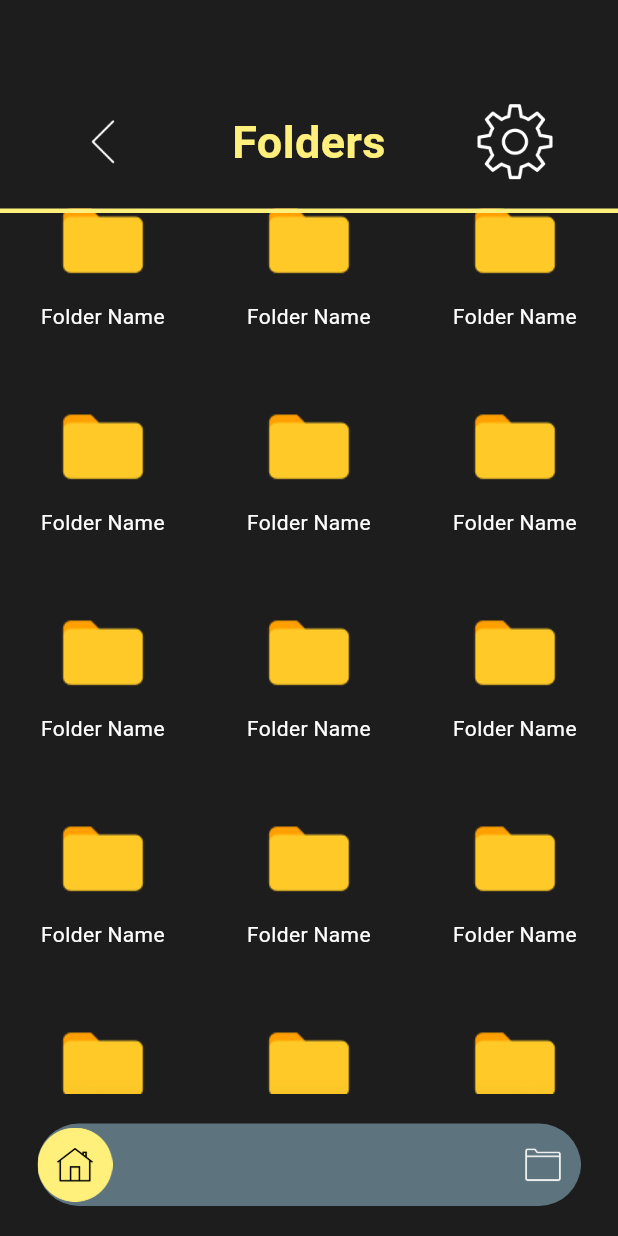
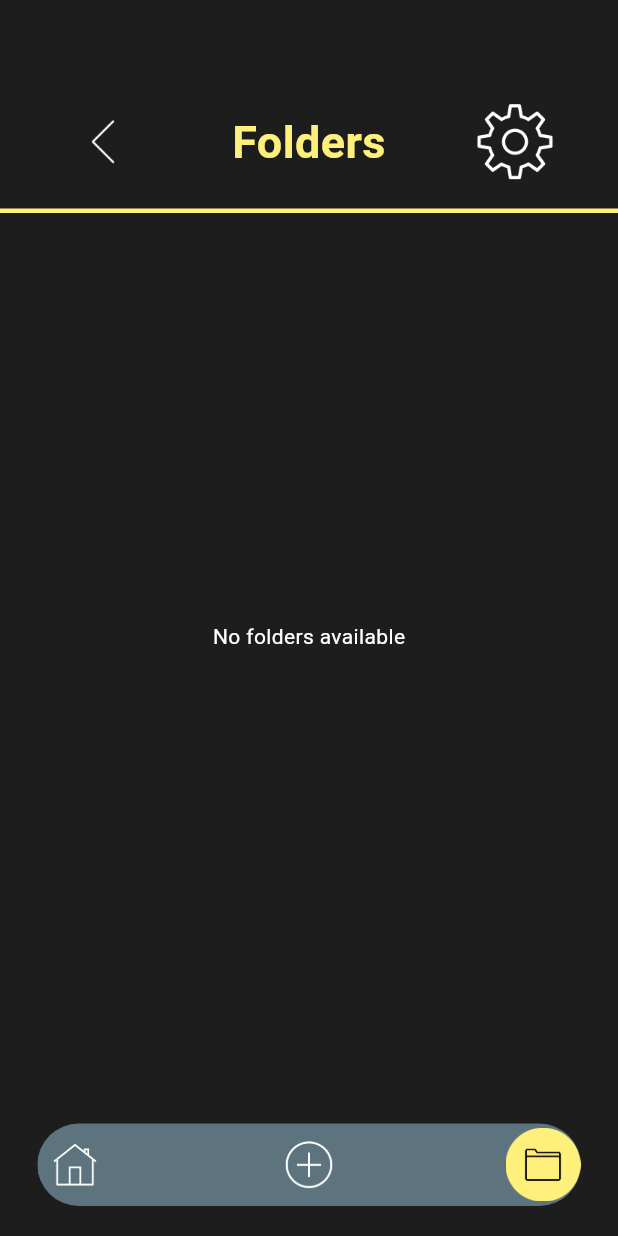
Before and after one commit to joelwillSeek/aspireme_flutter, a Flutter app: the screen it shows after launch, swiped to page 2, on a phone screen of 412 x 824 dp. Run offline on Flutter 3.47's test engine with Material 3 defaults, Android fonts, the phone set to English and light mode, and no system bars; our stand-ins replace sqflite; missing offline and left inert: pulsator; accounts and stored records are empty.

Commit message:
finished bing able to create folder

```diff
--- /dev/null
+++ b/lib/BackEnd/Models/Folder.dart
@@ -0,0 +1,11 @@
+class Folder {
+  int? id;
+  String name;
+
+  Folder({required this.name, this.id});
+
+  factory Folder.FromJsonToFolder(Map<String, dynamic> json) =>
+      Folder(name: json["name"], id: json["id"]);
+
+  Map<String, dynamic> FromFolderToJson() => {'id': this.id, "name": this.name};
+}
--- /dev/null
+++ b/lib/BackEnd/SqlDatabase.dart
@@ -0,0 +1,81 @@
+import 'package:aspireme_flutter/BackEnd/Models/Folder.dart';
+import 'package:aspireme_flutter/BackEnd/Models/Note.dart';
+import 'package:sqflite/sqflite.dart';
+import 'package:path/path.dart';
+
+class Sqldatabase {
+  static String databaseName = "AspireMe.db";
+  static int version = 1;
+  static String noteTableName = "Notes";
+  static String folderTableName = "folders";
+
+  static Future<Database> getDatabase() async {
+    return openDatabase(join(await getDatabasesPath(), databaseName),
+        version: version, onCreate: (innerDatabase, version) {
+      innerDatabase.execute(
+          "create table $folderTableName(id integer primary key autoincrement,name text)");
+      innerDatabase.execute(
+          "create table $noteTableName(id integer primary key autoincrement,title text,description text,dateTime text,folderId integer)");
+    });
+  }
+
+  static Future<int> createAFolder(Folder folder) async {
+    final database = await getDatabase();
+
+    final folderCreated =
+        await database.insert(folderTableName, folder.FromFolderToJson());
+
+    return folderCreated;
+  }
+
+  static Future<List<Folder>> getAllFolders() async {
+    final database = await getDatabase();
+
+    final list_Of_Folders_In_Map_Format =
+        await database.rawQuery("select * from $folderTableName");
+
+    return List.generate(
+        list_Of_Folders_In_Map_Format.length,
+        (index) =>
+            Folder.FromJsonToFolder(list_Of_Folders_In_Map_Format[index]));
+  }
+
+  // Future<int> insertAQuestionWithNotes(Note question) async {
+  //   final database = await getDatabase();
+
+  //   return await database.insert(
+  //       questionWithNotesTableName, question.FromQuestionWithNotesToJson(),
+  //       conflictAlgorithm: ConflictAlgorithm.replace);
+  // }
+
+  // Future<int> updateAQuestionWithNotes(Note question) async {
+  //   final database = await getDatabase();
+
+  //   return await database.update(
+  //       questionWithNotesTableName, question.FromQuestionWithNotesToJson(),
+  //       where: "id = ?",
+  //       whereArgs: [question.id],
+  //       conflictAlgorithm: ConflictAlgorithm.replace);
+  // }
+
+  // Future<int> deleteAQuestionWithNotes(Note question) async {
+  //   final database = await getDatabase();
+
+  //   return await database.delete(questionWithNotesTableName,
+  //       where: "id = ?", whereArgs: [question.id]);
+  // }
+
+  // Future<List<Note>?> getAllQuestionWithNotes() async {
+  //   final database = await getDatabase();
+
+  //   final allQuestionWithNotesInMapForm =
+  //       await database.query(questionWithNotesTableName);
+
+  //   if (allQuestionWithNotesInMapForm.isEmpty) return null;
+
+  //   return List.generate(
+  //       allQuestionWithNotesInMapForm.length,
+  //       (index) => Note.fromJsonToQuestionsWithNotes(
+  //           allQuestionWithNotesInMapForm[index]));
+  // }
+}
--- a/lib/Pages/FolderListPage.dart
+++ b/lib/Pages/FolderListPage.dart
@@ -1,9 +1,12 @@
+import 'package:aspireme_flutter/BackEnd/Models/Folder.dart';
+import 'package:aspireme_flutter/BackEnd/SqlDatabase.dart';
+import 'package:aspireme_flutter/Providers/FolderProvider.dart';
 import 'package:aspireme_flutter/Providers/PageControllerProvider.dart';
 import 'package:flutter/material.dart';
 import 'package:provider/provider.dart';
 
 class Folderlistpage extends StatelessWidget {
-  const Folderlistpage({super.key});
+  Folderlistpage({super.key});
 
   @override
   Widget build(BuildContext context) {
@@ -12,16 +15,46 @@ class Folderlistpage extends StatelessWidget {
       child: Container(
           decoration:
               BoxDecoration(color: Theme.of(context).colorScheme.surface),
-          child: GridView.builder(
-              itemCount: 20,
-              scrollDirection: Axis.vertical,
-              gridDelegate: const SliverGridDelegateWithFixedCrossAxisCount(
-                  crossAxisCount: 3),
-              itemBuilder: (context, index) => individualFolder(context))),
+          child: FutureBuilder<List<Folder>>(
+            future: Provider.of<Folderprovider>(context)
+                .getAllFolders, // Ensure this is a Future
+            builder:
+                (BuildContext context, AsyncSnapshot<List<Folder>> snapShot) {
+              if (snapShot.connectionState == ConnectionState.waiting) {
+                return const Center(child: CircularProgressIndicator());
+              } else if (snapShot.hasError) {
+                return Center(
+                    child: Text(
+                  'Error: ${snapShot.error}',
+                  style: const TextStyle(color: Colors.red),
+                ));
+              } else if (!snapShot.hasData || snapShot.data!.isEmpty) {
+                return const Center(
+                    child: Text(
+                  'No folders available',
+                  style: TextStyle(color: Colors.white),
+                ));
+              } else {
+                final folders = snapShot.data!;
+                return GridView.builder(
+                  itemCount: folders.length,
+                  gridDelegate: const SliverGridDelegateWithFixedCrossAxisCount(
+                    crossAxisCount: 3,
+                  ),
+                  itemBuilder: (BuildContext context, int index) {
+                    return individualFolder(
+                      context,
+                      folders[index].name,
+                    );
+                  },
+                );
+              }
+            },
+          )),
     );
   }
 
-  Widget individualFolder(BuildContext context) {
+  Widget individualFolder(BuildContext context, String? name) {
     return Column(
       children: [
         IconButton(
@@ -30,14 +63,14 @@ class Folderlistpage extends StatelessWidget {
             },
             iconSize: 10.0,
             icon: Image.asset("asset/Icons/folder_icon.png")),
-        const SizedBox(
+        SizedBox(
             width: 100.0,
             height: 40.0,
             child: Text(
-              "Folder Name",
+              name ?? "Empty",
               overflow: TextOverflow.ellipsis,
               textAlign: TextAlign.center,
-              style: TextStyle(color: Colors.white),
+              style: const TextStyle(color: Colors.white),
               softWrap: false,
             )),
       ],
--- /dev/null
+++ b/lib/Providers/FolderProvider.dart
@@ -0,0 +1,17 @@
+import 'package:aspireme_flutter/BackEnd/Models/Folder.dart';
+import 'package:aspireme_flutter/BackEnd/SqlDatabase.dart';
+import 'package:flutter/material.dart';
+
+class Folderprovider extends ChangeNotifier {
+  late List<Folder> allFolders;
+
+  Future<List<Folder>> get getAllFolders async {
+    allFolders = await Sqldatabase.getAllFolders();
+    return allFolders;
+  }
+
+  set setAllFolders(Folder folder) {
+    Sqldatabase.createAFolder(folder);
+    notifyListeners();
+  }
+}
--- a/lib/Providers/PageControllerProvider.dart
+++ b/lib/Providers/PageControllerProvider.dart
@@ -14,6 +14,7 @@ class Pagecontrollerprovider extends ChangeNotifier {
 
   set setPageIndex(int value) {
     pageIndex = value;
+
     notifyListeners();
   }
 
--- a/lib/main.dart
+++ b/lib/main.dart
@@ -4,6 +4,7 @@ import 'package:aspireme_flutter/Pages/FolderListPage.dart';
 import 'package:aspireme_flutter/Pages/HomePage.dart';
 import 'package:aspireme_flutter/Pages/NotesEditingPage.dart';
 import 'package:aspireme_flutter/Pages/ViewIndividualFolder.dart';
+import 'package:aspireme_flutter/Providers/FolderProvider.dart';
 import 'package:aspireme_flutter/Providers/PageControllerProvider.dart';
 import 'package:aspireme_flutter/Providers/Theme.dart';
 import 'package:flutter/material.dart';
@@ -14,7 +15,8 @@ void main() {
     MultiProvider(
       providers: [
         ChangeNotifierProvider(create: (context) => ThemeProvider()),
-        ChangeNotifierProvider(create: (context) => Pagecontrollerprovider())
+        ChangeNotifierProvider(create: (context) => Pagecontrollerprovider()),
+        ChangeNotifierProvider(create: (context) => Folderprovider())
       ],
       child: const MainApp(),
     ),
@@ -34,6 +36,8 @@ class _MainAppState extends State<MainApp> {
     return MaterialApp(
         theme: ThemeData(
             colorScheme: ColorScheme(
+                tertiary: Colors.green,
+                onTertiary: Colors.white,
                 brightness: Brightness.light,
                 primary: const Color.fromARGB(255, 255, 240, 124),
                 onPrimary: Colors.white,
@@ -52,7 +56,7 @@ class _MainAppState extends State<MainApp> {
             onPageChanged: whenPageSwiped,
             children: [
               const Homepage(),
-              const Folderlistpage(),
+              Folderlistpage(),
               Viewindividualfolder()
             ],
           ),
--- a/pubspec.yaml
+++ b/pubspec.yaml
@@ -12,6 +12,7 @@ dependencies:
   intl: ^0.19.0
   provider: ^6.1.2
   pulsator: ^1.0.0
+  sqflite: ^2.3.3+1
 
 dev_dependencies:
   flutter_test:
```
Also changed, not shown: lib/BackEnd/Models/Note.dart (added, +18 -0 lines), lib/CommonllyUsedComponents/FloatingBottomNav.dart (+60 -1 lines), lib/Pages/NotesEditingPage.dart (+61 -9 lines), pubspec.lock.
